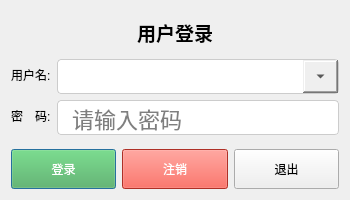
Qt form librecad/src/OCRdemo/LoginDialog.ui (Hcj1108/Librecad_AFP5000) before a commit.
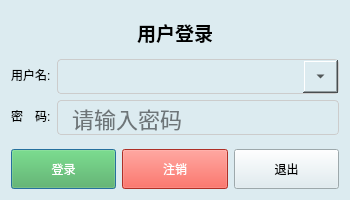
The same form after that commit.

The edit to the form file:
```diff
--- a/librecad/src/OCRdemo/LoginDialog.ui
+++ b/librecad/src/OCRdemo/LoginDialog.ui
@@ -16,6 +16,9 @@
   <property name="modal">
    <bool>true</bool>
   </property>
+  <property name="styleSheet">
+   <string notr="true">background-color:rgb(220, 235, 240);</string>
+  </property>
   <layout class="QVBoxLayout" name="mainLayout" stretch="2,4,4">
    <item>
     <widget class="QLabel" name="titleLabel">
```
